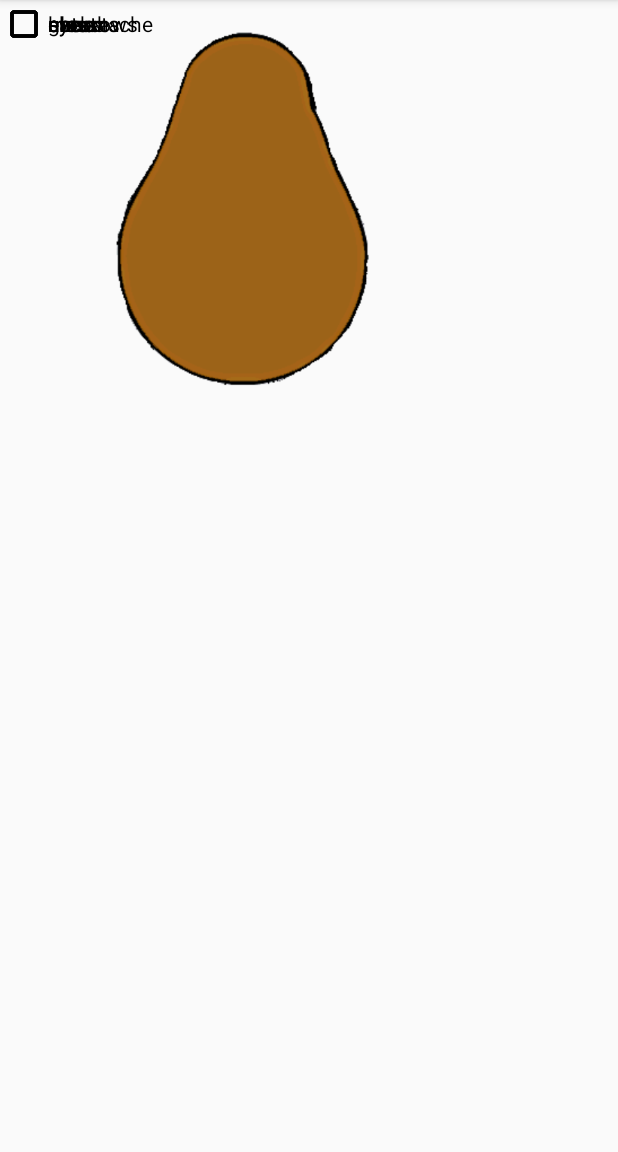
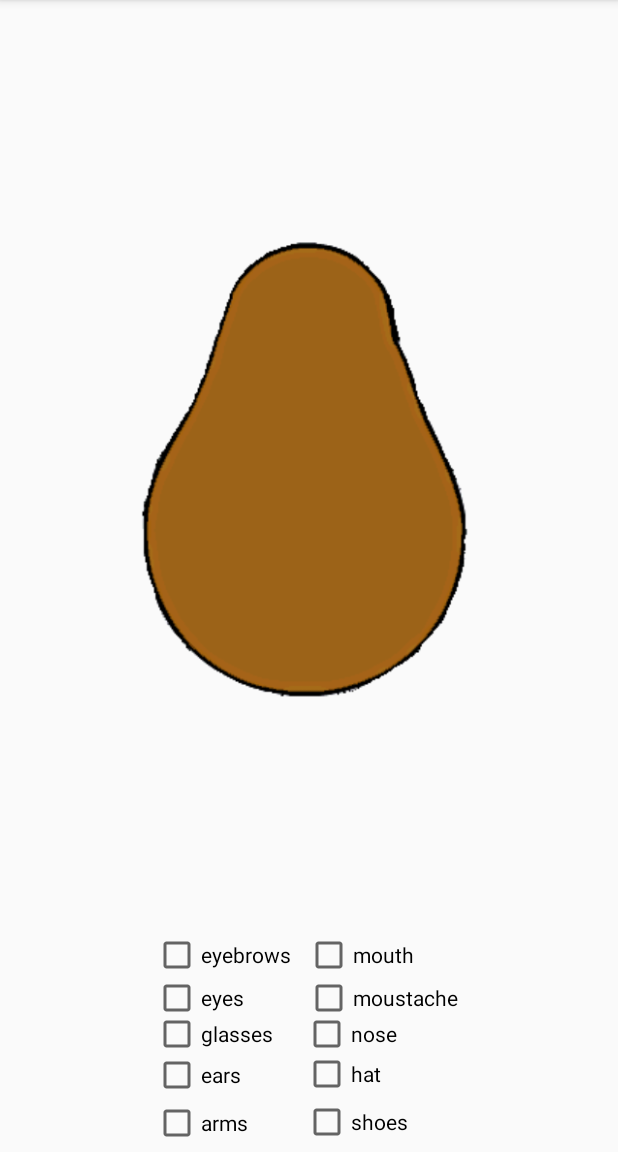
Before and after one commit to irisreitsma/MrPotatoHead, an Android app: the screen it shows after launch (MainActivity), on a phone screen of 412 x 824 dp, the part 84-1236 px from its top. Run offline under Robolectric (Android 15) with nearby library versions, the phone set to English and light mode, and no system bars.

```diff
--- a/app/src/main/res/layout/activity_main.xml
+++ b/app/src/main/res/layout/activity_main.xml
@@ -9,110 +9,158 @@
 
     <ImageView
         android:id="@+id/body"
-        android:layout_width="328dp"
-        android:layout_height="322dp"
+        android:layout_width="0dp"
+        android:layout_height="0dp"
+        android:layout_marginBottom="35dp"
+        android:layout_marginEnd="28dp"
+        android:layout_marginStart="28dp"
+        android:layout_marginTop="36dp"
         android:visibility="visible"
-        app:srcCompat="@drawable/body"
-        tools:layout_editor_absoluteX="28dp"
-        tools:layout_editor_absoluteY="52dp" />
+        app:layout_constraintBottom_toBottomOf="@+id/eyes"
+        app:layout_constraintEnd_toEndOf="parent"
+        app:layout_constraintStart_toStartOf="parent"
+        app:layout_constraintTop_toTopOf="@+id/glasses"
+        app:srcCompat="@drawable/body" />
 
     <ImageView
         android:id="@+id/hat"
         android:layout_width="204dp"
-        android:layout_height="345dp"
+        android:layout_height="0dp"
+        android:layout_marginBottom="19dp"
         android:visibility="invisible"
-        app:srcCompat="@drawable/hat"
-        tools:layout_editor_absoluteX="90dp" />
+        app:layout_constraintBottom_toTopOf="@+id/eyebrowsbox"
+        app:layout_constraintEnd_toEndOf="parent"
+        app:layout_constraintStart_toStartOf="parent"
+        app:layout_constraintTop_toTopOf="parent"
+        app:srcCompat="@drawable/hat" />
 
     <ImageView
         android:id="@+id/ears"
         android:layout_width="238dp"
-        android:layout_height="292dp"
+        android:layout_height="0dp"
+        android:layout_marginBottom="10dp"
+        android:layout_marginTop="9dp"
         android:visibility="invisible"
-        app:srcCompat="@drawable/ears"
-        tools:layout_editor_absoluteX="73dp"
-        tools:layout_editor_absoluteY="43dp" />
+        app:layout_constraintBottom_toBottomOf="@+id/hat"
+        app:layout_constraintEnd_toEndOf="parent"
+        app:layout_constraintStart_toStartOf="parent"
+        app:layout_constraintTop_toTopOf="@+id/arms"
+        app:srcCompat="@drawable/ears" />
 
     <ImageView
         android:id="@+id/eyes"
-        android:layout_width="326dp"
-        android:layout_height="385dp"
+        android:layout_width="0dp"
+        android:layout_height="0dp"
+        android:layout_marginBottom="8dp"
+        android:layout_marginEnd="29dp"
+        android:layout_marginStart="29dp"
+        android:layout_marginTop="8dp"
         android:visibility="invisible"
-        app:srcCompat="@drawable/eyes"
-        tools:layout_editor_absoluteX="29dp"
-        tools:layout_editor_absoluteY="24dp" />
+        app:layout_constraintBottom_toBottomOf="@+id/nose"
+        app:layout_constraintEnd_toEndOf="parent"
+        app:layout_constraintStart_toStartOf="parent"
+        app:layout_constraintTop_toTopOf="@+id/mouth"
+        app:srcCompat="@drawable/eyes" />
 
     <ImageView
         android:id="@+id/eyebrows"
-        android:layout_width="328dp"
-        android:layout_height="393dp"
+        android:layout_width="0dp"
+        android:layout_height="0dp"
+        android:layout_marginEnd="28dp"
+        android:layout_marginStart="28dp"
         android:visibility="invisible"
-        app:srcCompat="@drawable/eyebrows"
-        tools:layout_editor_absoluteX="28dp"
-        tools:layout_editor_absoluteY="24dp" />
+        app:layout_constraintBottom_toBottomOf="@+id/nose"
+        app:layout_constraintEnd_toEndOf="parent"
+        app:layout_constraintStart_toStartOf="parent"
+        app:layout_constraintTop_toTopOf="@+id/eyes"
+        app:srcCompat="@drawable/eyebrows" />
 
     <ImageView
         android:id="@+id/glasses"
-        android:layout_width="306dp"
-        android:layout_height="409dp"
+        android:layout_width="0dp"
+        android:layout_height="0dp"
+        android:layout_marginEnd="39dp"
+        android:layout_marginStart="39dp"
         android:visibility="invisible"
-        app:srcCompat="@drawable/glasses"
-        tools:layout_editor_absoluteX="39dp"
-        tools:layout_editor_absoluteY="16dp" />
+        app:layout_constraintBottom_toBottomOf="@+id/moustachebox"
+        app:layout_constraintEnd_toEndOf="parent"
+        app:layout_constraintStart_toStartOf="parent"
+        app:layout_constraintTop_toTopOf="@+id/mouth"
+        app:srcCompat="@drawable/glasses" />
 
     <ImageView
         android:id="@+id/mouth"
         android:layout_width="265dp"
-        android:layout_height="428dp"
+        android:layout_height="0dp"
+        android:layout_marginBottom="5dp"
+        android:layout_marginTop="16dp"
         android:visibility="invisible"
-        app:srcCompat="@drawable/mouth"
-        tools:layout_editor_absoluteX="62dp"
-        tools:layout_editor_absoluteY="16dp" />
+        app:layout_constraintBottom_toBottomOf="@+id/glassesbox"
+        app:layout_constraintEnd_toEndOf="@+id/eyebrowsbox"
+        app:layout_constraintStart_toEndOf="@+id/eyebrowsbox"
+        app:layout_constraintTop_toTopOf="parent"
+        app:srcCompat="@drawable/mouth" />
 
     <ImageView
         android:id="@+id/moustache"
-        android:layout_width="246dp"
-        android:layout_height="344dp"
+        android:layout_width="0dp"
+        android:layout_height="0dp"
+        android:layout_marginEnd="69dp"
+        android:layout_marginStart="69dp"
         android:visibility="invisible"
-        app:srcCompat="@drawable/mustache"
-        tools:layout_editor_absoluteX="69dp"
-        tools:layout_editor_absoluteY="52dp" />
+        app:layout_constraintBottom_toBottomOf="@+id/eyebrowsbox"
+        app:layout_constraintEnd_toEndOf="parent"
+        app:layout_constraintStart_toStartOf="parent"
+        app:layout_constraintTop_toTopOf="@+id/body"
+        app:srcCompat="@drawable/mustache" />
 
     <ImageView
         android:id="@+id/arms"
         android:layout_width="279dp"
-        android:layout_height="369dp"
+        android:layout_height="0dp"
+        android:layout_marginBottom="13dp"
+        android:layout_marginTop="10dp"
         android:visibility="invisible"
-        app:srcCompat="@drawable/arms"
-        tools:layout_editor_absoluteX="53dp"
-        tools:layout_editor_absoluteY="34dp" />
+        app:layout_constraintBottom_toBottomOf="@+id/eyebrows"
+        app:layout_constraintEnd_toEndOf="@+id/eyebrowsbox"
+        app:layout_constraintStart_toEndOf="@+id/eyebrowsbox"
+        app:layout_constraintTop_toTopOf="@+id/shoes"
+        app:srcCompat="@drawable/arms" />
 
     <ImageView
         android:id="@+id/shoes"
         android:layout_width="275dp"
-        android:layout_height="379dp"
+        android:layout_height="0dp"
+        android:layout_marginBottom="13dp"
+        android:layout_marginTop="8dp"
         android:visibility="invisible"
-        app:srcCompat="@drawable/shoes"
-        tools:layout_editor_absoluteX="55dp"
-        tools:layout_editor_absoluteY="24dp" />
+        app:layout_constraintBottom_toTopOf="@+id/glassesbox"
+        app:layout_constraintEnd_toEndOf="@+id/eyebrowsbox"
+        app:layout_constraintStart_toEndOf="@+id/eyebrowsbox"
+        app:layout_constraintTop_toTopOf="@+id/mouth"
+        app:srcCompat="@drawable/shoes" />
 
     <ImageView
         android:id="@+id/nose"
         android:layout_width="331dp"
-        android:layout_height="392dp"
+        android:layout_height="0dp"
         android:visibility="invisible"
-        app:srcCompat="@drawable/nose"
-        tools:layout_editor_absoluteX="27dp"
-        tools:layout_editor_absoluteY="24dp" />
+        app:layout_constraintBottom_toTopOf="@+id/glassesbox"
+        app:layout_constraintEnd_toEndOf="@+id/eyebrowsbox"
+        app:layout_constraintStart_toEndOf="@+id/eyebrowsbox"
+        app:layout_constraintTop_toTopOf="@+id/shoes"
+        app:srcCompat="@drawable/nose" />
 
     <CheckBox
         android:id="@+id/armsbox"
         android:layout_width="wrap_content"
         android:layout_height="wrap_content"
+        android:layout_marginBottom="3dp"
+        android:layout_marginStart="102dp"
         android:onClick="checkClicked"
         android:text="arms"
-        tools:layout_editor_absoluteX="102dp"
-        tools:layout_editor_absoluteY="476dp"
+        app:layout_constraintBottom_toBottomOf="parent"
+        app:layout_constraintStart_toStartOf="parent"
         tools:text="arms" />
 
     <CheckBox
@@ -121,8 +169,8 @@
         android:layout_height="wrap_content"
         android:onClick="checkClicked"
         android:text="ears"
-        tools:layout_editor_absoluteX="102dp"
-        tools:layout_editor_absoluteY="444dp"
+        app:layout_constraintBottom_toTopOf="@+id/armsbox"
+        app:layout_constraintStart_toStartOf="@+id/armsbox"
         tools:text="ears" />
 
     <CheckBox
@@ -131,8 +179,9 @@
         android:layout_height="wrap_content"
         android:onClick="checkClicked"
         android:text="eyes"
-        tools:layout_editor_absoluteX="102dp"
-        tools:layout_editor_absoluteY="393dp"
+        app:layout_constraintBottom_toBottomOf="@+id/eyes"
+        app:layout_constraintStart_toStartOf="@+id/glassesbox"
+        app:layout_constraintTop_toBottomOf="@+id/eyes"
         tools:text="eyes" />
 
     <CheckBox
@@ -141,18 +190,19 @@
         android:layout_height="wrap_content"
         android:onClick="checkClicked"
         android:text="hat"
-        tools:layout_editor_absoluteX="201dp"
-        tools:layout_editor_absoluteY="444dp"
+        app:layout_constraintStart_toStartOf="@+id/shoesbox"
+        app:layout_constraintTop_toBottomOf="@+id/mouth"
         tools:text="hat" />
 
     <CheckBox
         android:id="@+id/eyebrowsbox"
         android:layout_width="wrap_content"
         android:layout_height="wrap_content"
+        android:layout_marginBottom="7dp"
         android:onClick="checkClicked"
         android:text="eyebrows"
-        tools:layout_editor_absoluteX="102dp"
-        tools:layout_editor_absoluteY="364dp"
+        app:layout_constraintBottom_toBottomOf="@+id/shoes"
+        app:layout_constraintStart_toStartOf="@+id/eyesbox"
         tools:text="eyebrows" />
 
     <CheckBox
@@ -161,8 +211,8 @@
         android:layout_height="wrap_content"
         android:onClick="checkClicked"
         android:text="mouth"
-        tools:layout_editor_absoluteX="201dp"
-        tools:layout_editor_absoluteY="364dp"
+        app:layout_constraintBottom_toBottomOf="@+id/moustache"
+        app:layout_constraintStart_toStartOf="@+id/moustachebox"
         tools:text="mouth" />
 
     <CheckBox
@@ -171,8 +221,10 @@
         android:layout_height="wrap_content"
         android:onClick="checkClicked"
         android:text="moustache"
-        tools:layout_editor_absoluteX="201dp"
-        tools:layout_editor_absoluteY="393dp"
+        app:layout_constraintBottom_toBottomOf="@+id/eyes"
+        app:layout_constraintEnd_toEndOf="@+id/hatbox"
+        app:layout_constraintStart_toEndOf="@+id/hatbox"
+        app:layout_constraintTop_toBottomOf="@+id/eyes"
         tools:text="moustache" />
 
     <CheckBox
@@ -181,28 +233,30 @@
         android:layout_height="wrap_content"
         android:onClick="checkClicked"
         android:text="nose"
-        tools:layout_editor_absoluteX="201dp"
-        tools:layout_editor_absoluteY="417dp"
+        app:layout_constraintStart_toStartOf="@+id/hatbox"
+        app:layout_constraintTop_toBottomOf="@+id/eyebrows"
         tools:text="nose" />
 
     <CheckBox
         android:id="@+id/glassesbox"
         android:layout_width="wrap_content"
         android:layout_height="wrap_content"
+        android:layout_marginBottom="27dp"
         android:onClick="checkClicked"
         android:text="glasses"
-        tools:layout_editor_absoluteX="102dp"
-        tools:layout_editor_absoluteY="417dp"
+        app:layout_constraintBottom_toBottomOf="@+id/earsbox"
+        app:layout_constraintStart_toStartOf="@+id/earsbox"
         tools:text="glasses" />
 
     <CheckBox
         android:id="@+id/shoesbox"
         android:layout_width="wrap_content"
         android:layout_height="wrap_content"
+        android:layout_marginStart="20dp"
         android:onClick="checkClicked"
         android:text="shoes"
-        tools:layout_editor_absoluteX="201dp"
-        tools:layout_editor_absoluteY="476dp"
+        app:layout_constraintStart_toEndOf="@+id/glassesbox"
+        app:layout_constraintTop_toBottomOf="@+id/hatbox"
         tools:text="shoes" />
 
 </android.support.constraint.ConstraintLayout>
```
